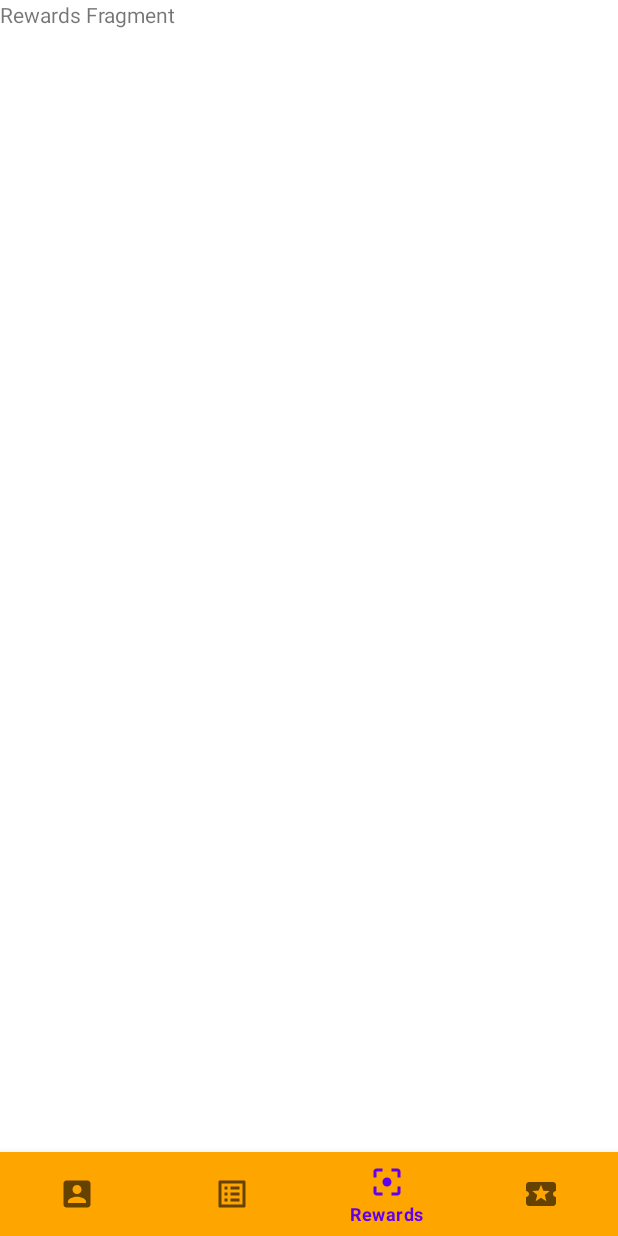
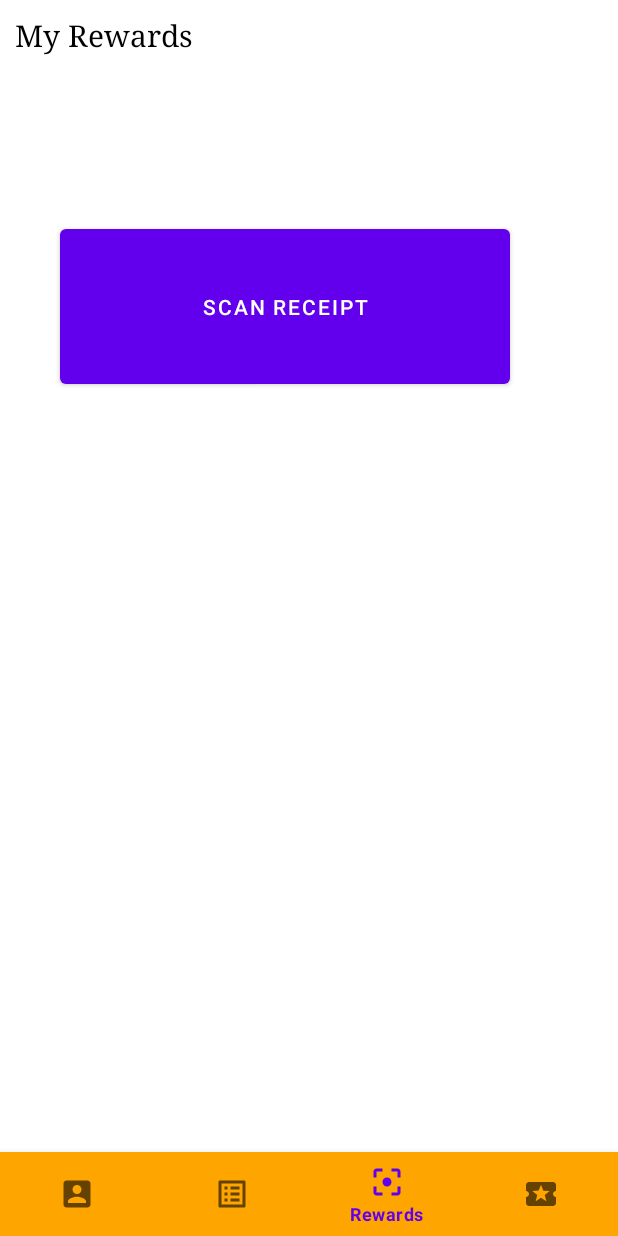
Before and after one commit to Yousuft414/ChefItUpApp, an Android app: the ProfileFragment screen opened directly, with no data from a screen before it, item 3 of the bottom bar chosen, on a phone screen of 412 x 824 dp. Run offline under Robolectric (Android 15) with nearby library versions, the phone set to English and light mode, and no system bars; our stand-ins replace Firebase (no records; nobody signed in at launch, a user with empty details on screens opened directly), data binding; 2 statements that could not run were skipped.

Commit message:
Completeing Leveling for user accounts when complete a recipe. Adding in UI for rewards page. Updating Ingredient and Direction classes and layout files to have checkboxes work.

```diff
--- a/app/src/main/java/project/group3tztechcorp/chefitupapp/UserInterface.kt
+++ b/app/src/main/java/project/group3tztechcorp/chefitupapp/UserInterface.kt
@@ -31,6 +31,9 @@ class UserInterface : AppCompatActivity() {
         bundle.putString("userName", username)
 
         profileFragment.arguments = bundle
+        recipeHomeFragment.arguments = bundle
+        rewardsPageFragment.arguments = bundle
+        challengesPageFragment.arguments = bundle
 
         bottomNav = findViewById(R.id.bottomNav)
         replaceFragment(profileFragment)
--- a/app/src/main/java/project/group3tztechcorp/chefitupapp/ui/ProfileFragment.kt
+++ b/app/src/main/java/project/group3tztechcorp/chefitupapp/ui/ProfileFragment.kt
@@ -120,6 +120,7 @@ class ProfileFragment : Fragment() {
                     binding.recipesCompletedNum.text = recipiesNumFromDB.toString()
                     binding.achievementsNum.text = achivementsNumFromDB.toString()
                     binding.level.text = levelFromDB.toString()
+                    binding.experienceUser.text = "Experience: " + experienceFromDB.toString()
                 }
             }
 
--- a/app/src/main/java/project/group3tztechcorp/chefitupapp/ui/RecipeHomeFragment.kt
+++ b/app/src/main/java/project/group3tztechcorp/chefitupapp/ui/RecipeHomeFragment.kt
@@ -5,6 +5,7 @@ import androidx.fragment.app.Fragment
 import android.view.LayoutInflater
 import android.view.View
 import android.view.ViewGroup
+import android.widget.AdapterView
 import androidx.databinding.DataBindingUtil
 import androidx.recyclerview.widget.LinearLayoutManager
 import androidx.recyclerview.widget.RecyclerView
@@ -68,6 +69,7 @@ class RecipeHomeFragment : Fragment() {
         getCategories()
         getAllRecipies()
 
+
         return binding.root
         //return inflater.inflate(R.layout.fragment_recipe_home, container, false)
     }
--- a/app/src/main/res/layout/fragment_rewards_page.xml
+++ b/app/src/main/res/layout/fragment_rewards_page.xml
@@ -1,13 +1,77 @@
 <?xml version="1.0" encoding="utf-8"?>
-<RelativeLayout xmlns:android="http://schemas.android.com/apk/res/android"
+<layout xmlns:android="http://schemas.android.com/apk/res/android"
+    xmlns:app="http://schemas.android.com/apk/res-auto"
     xmlns:tools="http://schemas.android.com/tools"
-    android:layout_width="match_parent"
-    android:layout_height="match_parent"
-    tools:context=".ui.RewardsPageFragment">
+    tools:context=".ui.RecipeHomeFragment">
 
-    <TextView
+    <RelativeLayout
         android:layout_width="match_parent"
         android:layout_height="match_parent"
-        android:text="Rewards Fragment" />
+        android:background="@color/white">
 
-</RelativeLayout>
+        <ScrollView
+            android:layout_width="match_parent"
+            android:layout_height="wrap_content"
+            android:scrollbars="none">
+
+            <LinearLayout
+                android:layout_width="match_parent"
+                android:layout_height="wrap_content"
+                android:orientation="vertical">
+
+                <TextView
+                    android:layout_width="match_parent"
+                    android:layout_height="wrap_content"
+                    android:fontFamily="serif"
+                    android:padding="10dp"
+                    android:text="My Rewards"
+                    android:textColor="@color/black"
+                    android:textSize="20sp" />
+
+                <androidx.cardview.widget.CardView
+                    android:layout_width="match_parent"
+                    android:layout_height="wrap_content"
+                    android:layout_marginStart="10dp"
+                    android:layout_marginTop="10dp"
+                    android:layout_marginEnd="10dp"
+                    app:cardCornerRadius="10dp"
+                    app:cardElevation="10dp" >
+
+
+                </androidx.cardview.widget.CardView>
+
+
+                <androidx.recyclerview.widget.RecyclerView
+                    android:id="@+id/rv_main_cat_points"
+                    android:layout_width="match_parent"
+                    android:layout_height="wrap_content"
+                    android:layout_margin="10dp"
+                    android:orientation="horizontal"
+                    tools:itemCount="1"
+                    tools:listitem="@layout/points_main_category" />
+
+                <androidx.recyclerview.widget.RecyclerView
+                    android:id="@+id/rv_sub_cat_points"
+                    android:layout_width="match_parent"
+                    android:layout_height="wrap_content"
+                    android:layout_margin="10dp"
+                    android:gravity="bottom"
+                    android:orientation="horizontal"
+                    tools:itemCount="1"
+                    tools:listitem="@layout/points_sub_category" />
+
+                <Button
+                    android:id="@+id/button"
+                    android:layout_width="300dp"
+                    android:layout_marginTop="50dp"
+                    android:layout_marginLeft="40dp"
+                    android:layout_height="115dp"
+                    android:gravity="center"
+                    android:text="Scan receipt" />
+
+
+            </LinearLayout>
+        </ScrollView>
+
+    </RelativeLayout>
+</layout>
--- a/app/src/main/res/values/strings.xml
+++ b/app/src/main/res/values/strings.xml
@@ -6,4 +6,5 @@
     <string name="title_notifications">Notifications</string>
     <!-- TODO: Remove or change this placeholder text -->
     <string name="hello_blank_fragment">Hello blank fragment</string>
+    <string name="User_Name">name</string>
 </resources>
```
Also changed, not shown: app/src/main/java/project/group3tztechcorp/chefitupapp/Login.kt (+14 -0 lines), app/src/main/java/project/group3tztechcorp/chefitupapp/Registration.kt (+13 -0 lines), app/src/main/java/project/group3tztechcorp/chefitupapp/SingleRecipePage.kt (+14 -0 lines), app/src/main/java/project/group3tztechcorp/chefitupapp/UserInformation.java (+14 -2 lines), app/src/main/java/project/group3tztechcorp/chefitupapp/recipeUI/RecipeDirections.kt (+57 -10 lines), app/src/main/java/project/group3tztechcorp/chefitupapp/recipeUI/RecipeIngredients.kt (+18 -3 lines), app/src/main/res/layout/fragment_profile.xml (+8 -0 lines), app/src/main/res/layout/points_main_category.xml (added, +60 -0 lines), app/src/main/res/layout/points_sub_category.xml (added, +40 -0 lines).
